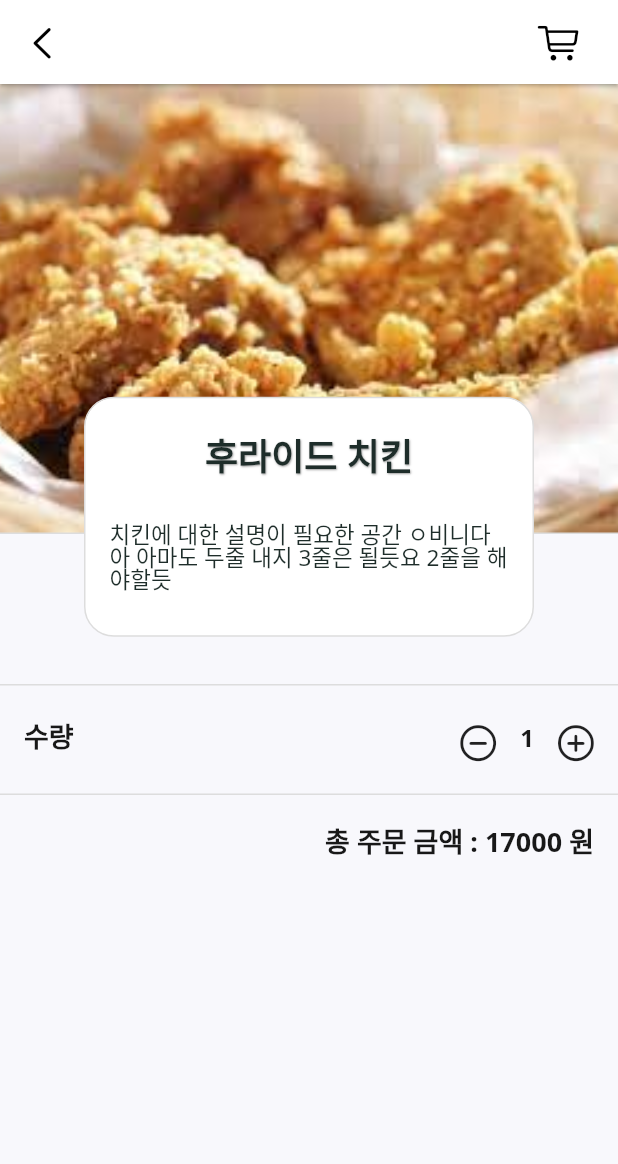
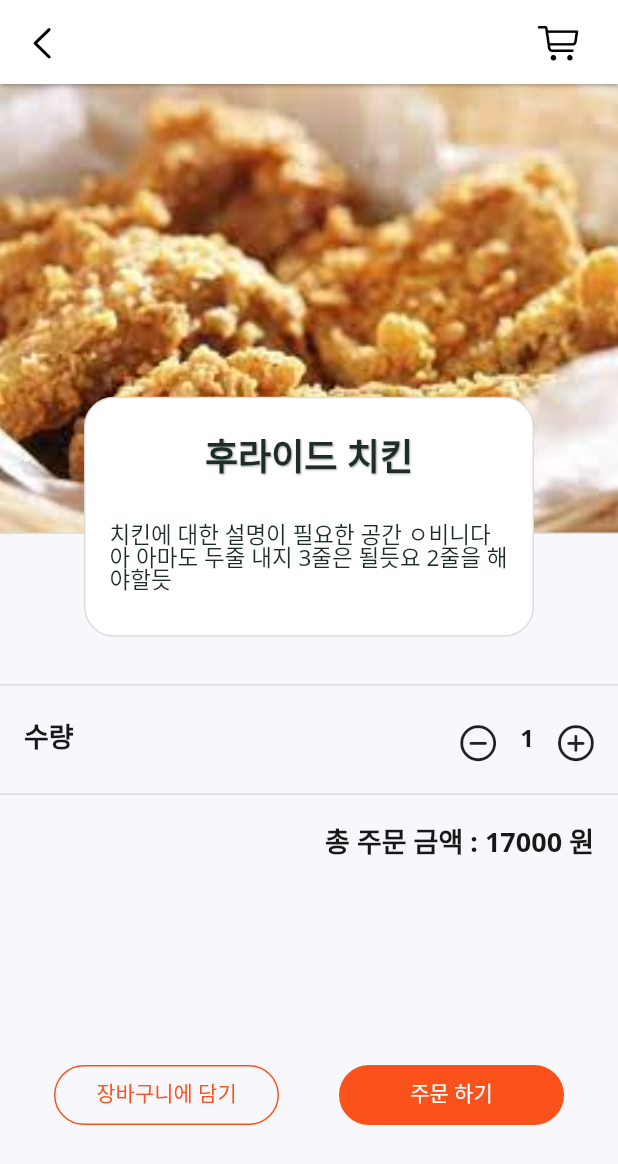
Before and after one commit to Sylar0012/final_project_beamin_app, a Flutter app: the MenuDetail screen opened directly, on a phone screen of 412 x 824 dp. Shown: the top 1164 px of the screen. Run offline on Flutter 3.47's test engine with Material 2 defaults, Android fonts, the phone set to English and light mode, and no system bars; our stand-ins replace card_swiper, google_fonts.

Commit message:
snackBar 사용, 메뉴 상세보기 페이지 완성

```diff
--- a/lib/view/pages/store/menu_detail/menu_detail.dart
+++ b/lib/view/pages/store/menu_detail/menu_detail.dart
@@ -1,6 +1,8 @@
+import 'package:final_project_beamin_app/constants.dart';
 import 'package:final_project_beamin_app/size.dart';
 import 'package:final_project_beamin_app/theme.dart';
 import 'package:final_project_beamin_app/view/pages/store/components/store_detail_appber.dart';
+import 'package:final_project_beamin_app/view/pages/store/store_detail.dart';
 import 'package:flutter/cupertino.dart';
 import 'package:flutter/material.dart';
 
@@ -172,7 +174,66 @@ class _MenuDetailState extends State<MenuDetail> {
                 )
               ],
             ),
-          )
+          ),
+          SizedBox(height: gap_s),
+          Container(
+            height: 170,
+            child: Padding(
+              padding: const EdgeInsets.symmetric(horizontal: gap_s),
+              child: Row(
+                mainAxisAlignment: MainAxisAlignment.spaceAround,
+                crossAxisAlignment: CrossAxisAlignment.end,
+                children: [
+                  Padding(
+                    padding: const EdgeInsets.symmetric(horizontal: gap_xs, vertical: gap_xs),
+                    child: Container(
+                      width: 150,
+                      height: 40,
+                      decoration: BoxDecoration(
+                        borderRadius: BorderRadius.circular(20),
+                        border: Border.all(color: kMainColor),
+                      ),
+                      child: TextButton(
+                        onPressed: () {
+                          ScaffoldMessenger.of(context).showSnackBar(
+                            SnackBar(
+                              backgroundColor: Color.fromRGBO(251, 82, 28, 0.8),
+                              content: Text("장바구니에 담았습니다!"),
+                              action: SnackBarAction(
+                                textColor: Colors.white,
+                                label: '확인 하기',
+                                onPressed: () {},
+                              ),
+                            ),
+                          );
+                          Navigator.push(context, MaterialPageRoute(builder: (context) => StoreDetail()));
+                        },
+                        child: Text(
+                          '장바구니에 담기',
+                          style: TextStyle(color: kMainColor, fontSize: 14, height: 1.0),
+                        ),
+                      ),
+                    ),
+                  ),
+                  Padding(
+                    padding: const EdgeInsets.symmetric(horizontal: gap_xs, vertical: gap_xs),
+                    child: Container(
+                      width: 150,
+                      height: 40,
+                      decoration: BoxDecoration(borderRadius: BorderRadius.circular(20), border: Border.all(color: kMainColor), color: kMainColor),
+                      child: TextButton(
+                        onPressed: () {},
+                        child: Text(
+                          '주문 하기',
+                          style: TextStyle(color: Colors.white, fontSize: 14, height: 1.0),
+                        ),
+                      ),
+                    ),
+                  ),
+                ],
+              ),
+            ),
+          ),
         ],
       ),
     );
```
